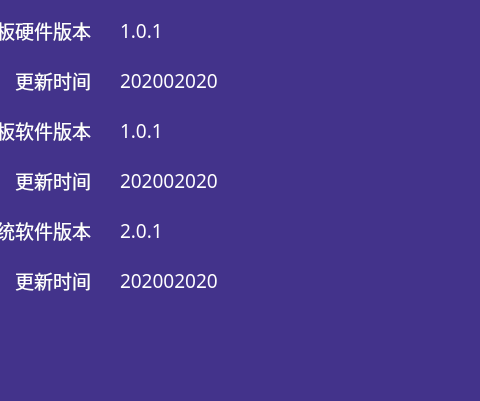
The window that HighResolutionPrinter/aboutmac.ui (dxphmj/TwoCharPrinter) describes before a commit, drawn with Qt 5; both pictures show x 360 to 840 and y 250 to 651 of the 1061 by 651 pixel window.
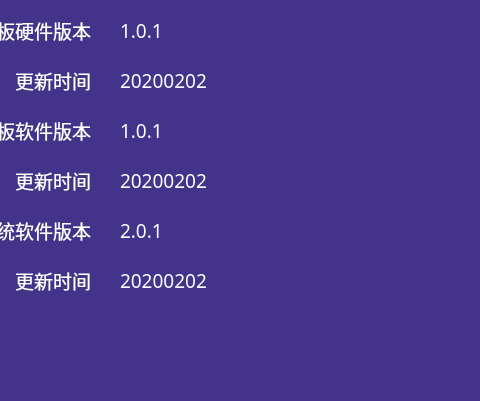
The same window after the commit.

The edit to the form file:
```diff
--- a/HighResolutionPrinter/aboutmac.ui
+++ b/HighResolutionPrinter/aboutmac.ui
@@ -439,7 +439,7 @@
 color: rgb(255, 255, 255);</string>
    </property>
    <property name="text">
-    <string>&lt;html&gt;&lt;head/&gt;&lt;body&gt;&lt;p&gt;&lt;span style=&quot; color:#ffffff;&quot;&gt;202002020&lt;/span&gt;&lt;/p&gt;&lt;/body&gt;&lt;/html&gt;</string>
+    <string>&lt;html&gt;&lt;head/&gt;&lt;body&gt;&lt;p&gt;&lt;span style=&quot; color:#ffffff;&quot;&gt;20200202&lt;/span&gt;&lt;/p&gt;&lt;/body&gt;&lt;/html&gt;</string>
    </property>
    <property name="alignment">
     <set>Qt::AlignLeading|Qt::AlignLeft|Qt::AlignVCenter</set>
@@ -535,7 +535,7 @@
 color: rgb(255, 255, 255);</string>
    </property>
    <property name="text">
-    <string>&lt;html&gt;&lt;head/&gt;&lt;body&gt;&lt;p&gt;&lt;span style=&quot; color:#ffffff;&quot;&gt;202002020&lt;/span&gt;&lt;/p&gt;&lt;/body&gt;&lt;/html&gt;</string>
+    <string>&lt;html&gt;&lt;head/&gt;&lt;body&gt;&lt;p&gt;&lt;span style=&quot; color:#ffffff;&quot;&gt;20200202&lt;/span&gt;&lt;/p&gt;&lt;/body&gt;&lt;/html&gt;</string>
    </property>
    <property name="alignment">
     <set>Qt::AlignLeading|Qt::AlignLeft|Qt::AlignVCenter</set>
@@ -599,7 +599,7 @@
 color: rgb(255, 255, 255);</string>
    </property>
    <property name="text">
-    <string>&lt;html&gt;&lt;head/&gt;&lt;body&gt;&lt;p&gt;&lt;span style=&quot; color:#ffffff;&quot;&gt;202002020&lt;/span&gt;&lt;/p&gt;&lt;/body&gt;&lt;/html&gt;</string>
+    <string>&lt;html&gt;&lt;head/&gt;&lt;body&gt;&lt;p&gt;&lt;span style=&quot; color:#ffffff;&quot;&gt;20200202&lt;/span&gt;&lt;/p&gt;&lt;/body&gt;&lt;/html&gt;</string>
    </property>
    <property name="alignment">
     <set>Qt::AlignLeading|Qt::AlignLeft|Qt::AlignVCenter</set>
```
